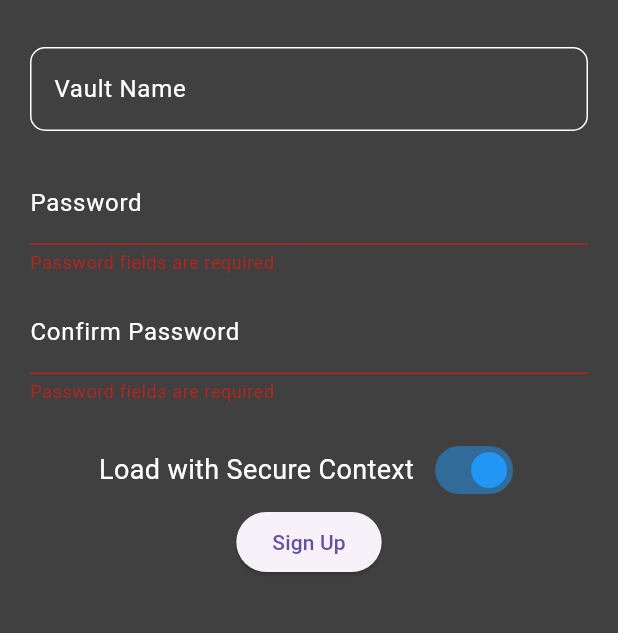
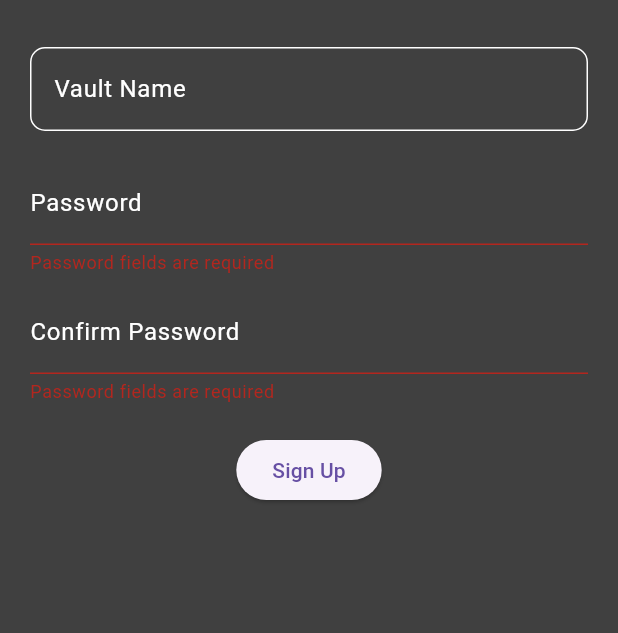
Before and after one commit to GaecKo/CryptedEye, a Flutter app: the screen it shows after launch, after a tap on "Sign Up", on a phone screen of 412 x 824 dp, the part 133-766 px from its top. Run offline on Flutter 3.47's test engine with Material 3 defaults, Android fonts, the phone set to English and light mode, and no system bars; missing offline and left inert: encrypt, pointycastle, restart_app.

Commit message:
removed multiple vault creation for V1 + secure vault

```diff
--- a/lib/pages/login.dart
+++ b/lib/pages/login.dart
@@ -186,7 +186,8 @@ class _LoginPageState extends State<LoginPage> {
 
                 const SizedBox(height: 10,),
 
-                InkWell(
+                // TEMP: as we only have one vault at the moment, we don't want to signup
+                /*InkWell(
                   onTap: _callSignUp,
                   child: const Text(
                     "No account? Sign-up!",
@@ -197,7 +198,7 @@ class _LoginPageState extends State<LoginPage> {
                     ),
 
                   ),
-                ),
+                ),*/
 
               ],
             ),
--- a/lib/pages/signup.dart
+++ b/lib/pages/signup.dart
@@ -63,10 +63,8 @@ class _SignUpPageState extends State<SignUpPage> {
       });
       print("Passwords match");
 
-      // Perform async operation outside of setState
-      await ctr.initApp(password, VaultName, _loadWithSecureContext);
-
-      // Once async operation is complete, update UI using setState
+      // secure Vault is set to false at the moment, to be fixed later
+      await ctr.initApp(password, VaultName, false);
       setState(() {
         Navigator.pushReplacementNamed(context, '/HomePage');
         // Passwords match, proceed with signup logic
@@ -177,7 +175,8 @@ class _SignUpPageState extends State<SignUpPage> {
                   ),
                 ),
                 const SizedBox(height: 20),
-                Row(
+                 // REMOVED TEMPORALLY AS BACKEND ISN'T WORKING
+                 /*Row(
                   mainAxisAlignment: MainAxisAlignment.center,
                   children: [
                     const Text(
@@ -196,7 +195,7 @@ class _SignUpPageState extends State<SignUpPage> {
                       inactiveTrackColor: Colors.grey,
                     ),
                   ],
-                ),
+                ),*/
                 ElevatedButton(
                   onPressed: _signUp,
                   child: const Text('Sign Up'),
```
